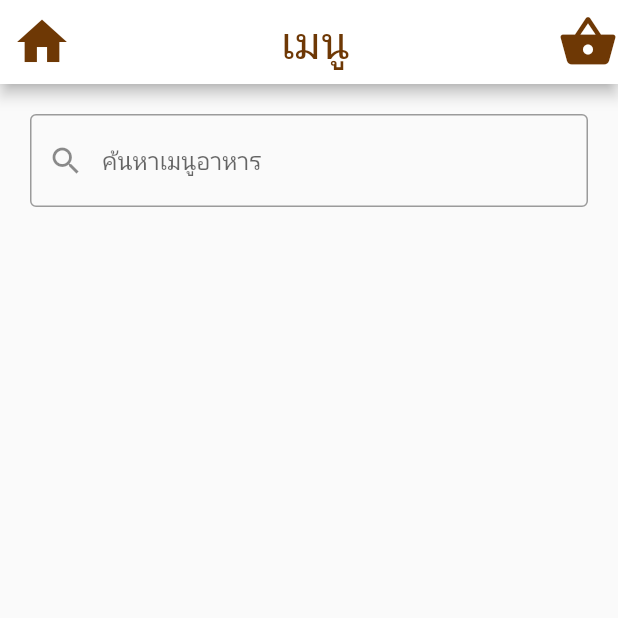
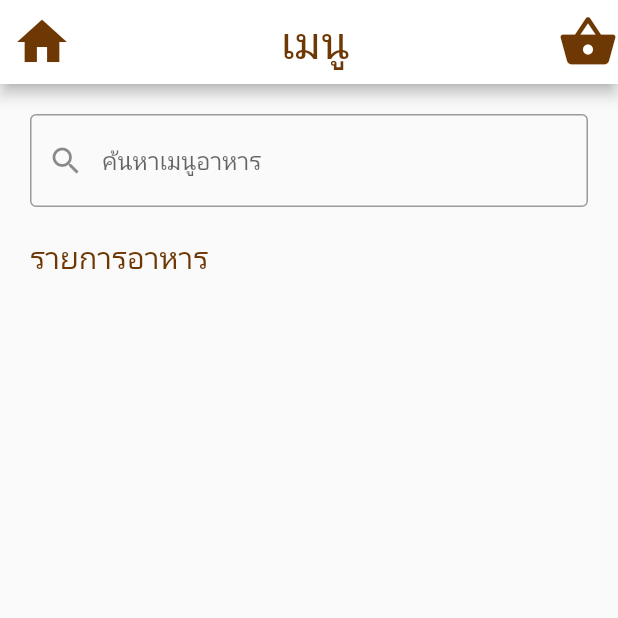
Before and after one commit to peerobinz/workshop2, a Flutter app: the screen it shows after launch, after a tap on "สั่งอาหาร", on a phone screen of 412 x 824 dp, the top half of it. Run offline on Flutter 3.47's test engine with Material 2 defaults, Android fonts, the phone set to English and light mode, and no system bars; Roboto replaces fonts that are missing (Inter).

Commit message:
add text

```diff
--- a/lib/screen/MainManuSC.dart
+++ b/lib/screen/MainManuSC.dart
@@ -34,12 +34,13 @@ class _MainMenuState extends State<MainMenu> {
                   onPressed: () {
                     Navigator.push(
                       context,
-                      MaterialPageRoute(builder: (context) => UserOrder()),
+                      MaterialPageRoute(
+                          builder: (context) => const UserOrder()),
                     );
                   },
                   style: ButtonStyle(
                     backgroundColor: MaterialStateProperty.all<Color>(
-                      Color.fromARGB(255, 255, 138, 28),
+                      const Color.fromARGB(255, 255, 138, 28),
                     ),
                     fixedSize:
                         MaterialStateProperty.all<Size>(const Size(250, 60)),
@@ -69,7 +70,7 @@ class _MainMenuState extends State<MainMenu> {
                   onPressed: () {},
                   style: ButtonStyle(
                     backgroundColor: MaterialStateProperty.all<Color>(
-                      Color.fromARGB(255, 255, 138, 28),
+                      const Color.fromARGB(255, 255, 138, 28),
                     ),
                     fixedSize:
                         MaterialStateProperty.all<Size>(const Size(250, 60)),
--- a/lib/screen/User_OrderSC.dart
+++ b/lib/screen/User_OrderSC.dart
@@ -21,19 +21,20 @@ class _UserOrderState extends State<UserOrder> {
       appBar: AppBar(
         backgroundColor: Colors.white,
         title: const Center(
-          child: Text('เมนู',
-              style: TextStyle(
-                color: Color.fromARGB(255, 110, 56, 5),
-                fontSize: 30,
-                fontFamily: 'Inter',
-              )),
+          child: Text(
+            'เมนู',
+            style: TextStyle(
+              color: Color.fromARGB(255, 110, 56, 5),
+              fontSize: 30,
+            ),
+          ),
         ),
         actions: [
           IconButton(
             icon: const Icon(
               Icons.shopping_basket,
-              color: Color.fromARGB(255, 110, 56, 5), // เปลี่ยนสีไอคอน
-              size: 40.0, // เปลี่ยนขนาดไอคอน
+              color: Color.fromARGB(255, 110, 56, 5),
+              size: 40.0,
             ),
             onPressed: () {
               Navigator.push(
@@ -46,8 +47,8 @@ class _UserOrderState extends State<UserOrder> {
         leading: IconButton(
           icon: const Icon(
             Icons.home,
-            color: Color.fromARGB(255, 110, 56, 5), // เปลี่ยนสีไอคอน
-            size: 40.0, // เปลี่ยนขนาดไอคอน
+            color: Color.fromARGB(255, 110, 56, 5),
+            size: 40.0,
           ),
           onPressed: () {
             Navigator.push(
@@ -67,13 +68,22 @@ class _UserOrderState extends State<UserOrder> {
                 prefixIcon: Icon(Icons.search),
                 border: OutlineInputBorder(),
               ),
-              // onChanged: (value) {
-              //   // ใส่โค้ดที่ต้องการเมื่อมีการเปลี่ยนค่าใน TextField
-              // },
             ),
           ),
-          // ตัวอย่างเนื้อหาต่อที่คุณต้องการแสดงในหน้าจอ
-          // เช่น รายการอาหาร, รูปภาพ, และอื่น ๆ
+          Align(
+            alignment: Alignment.centerLeft, // จัดตำแหน่งอยู่ทางด้านซ้าย
+            child: Padding(
+              padding: EdgeInsets.fromLTRB(20, 0, 0, 0), // ให้ระยะห่างด้านซ้าย
+              child: Text(
+                'รายการอาหาร',
+                style: TextStyle(
+                  color: Color.fromARGB(255, 110, 56, 5),
+                  fontSize: 20,
+                  fontWeight: FontWeight.w400,
+                ),
+              ),
+            ),
+          ),
         ],
       ),
     );
```
